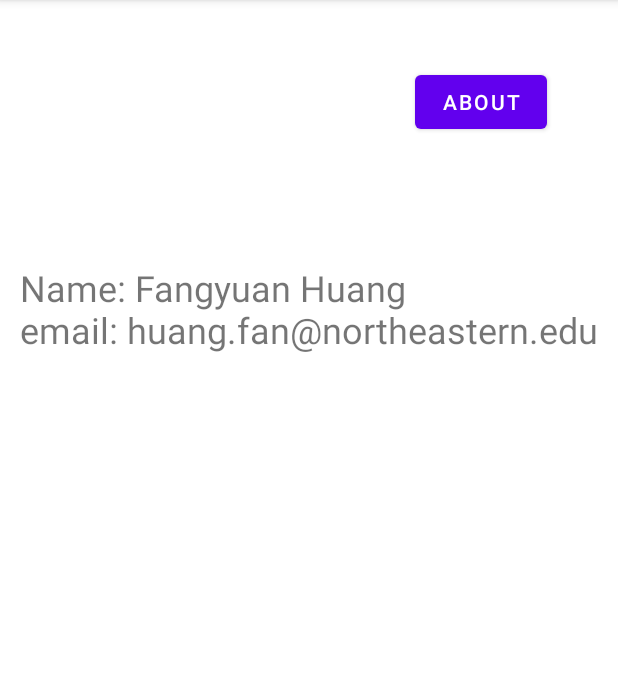
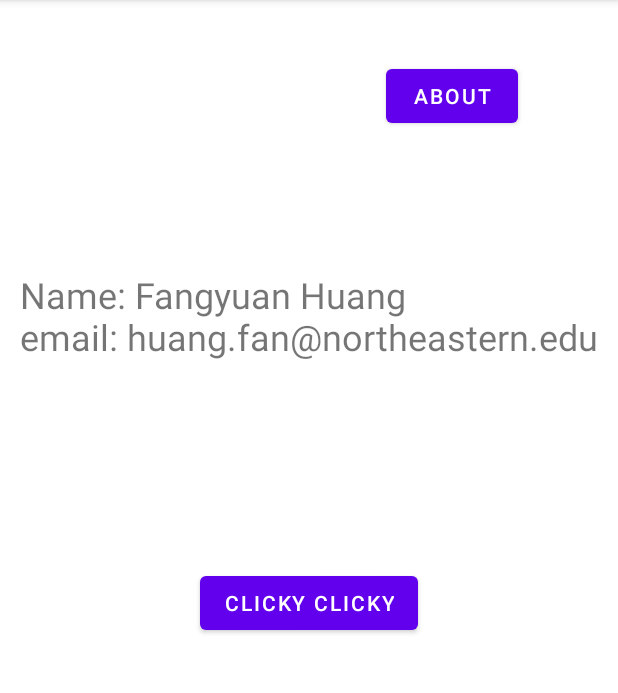
Before and after one commit to tobyatgithub/cs5520MobileAppDesign, an Android app: the screen it shows after launch (MainActivity), after a tap on "ABOUT", on a phone screen of 412 x 824 dp, the part 84-777 px from its top. Run offline under Robolectric (Android 15) with nearby library versions, the light colour scheme and no system bars.

Commit message:
assignment 2 completed, clicky clicky six buttons.

```diff
--- a/NUMAD2021Spring-FangyuanHuang/app/src/main/res/layout/activity_main.xml
+++ b/NUMAD2021Spring-FangyuanHuang/app/src/main/res/layout/activity_main.xml
@@ -4,33 +4,41 @@
     xmlns:tools="http://schemas.android.com/tools"
     android:layout_width="match_parent"
     android:layout_height="match_parent"
-    android:onClick="convertCurrency"
     tools:context=".MainActivity">
 
     <TextView
         android:id="@+id/textView"
         android:layout_width="wrap_content"
         android:layout_height="wrap_content"
-        android:layout_marginTop="52dp"
+        android:layout_marginTop="180dp"
         android:text="Hello World!"
         android:textSize="24sp"
-        app:layout_constraintBottom_toBottomOf="parent"
         app:layout_constraintEnd_toEndOf="parent"
-        app:layout_constraintHorizontal_bias="0.498"
         app:layout_constraintStart_toStartOf="parent"
-        app:layout_constraintTop_toBottomOf="@+id/about_button"
-        app:layout_constraintVertical_bias="0.056" />
+        app:layout_constraintTop_toTopOf="parent" />
 
     <Button
         android:id="@+id/about_button"
         android:layout_width="wrap_content"
         android:layout_height="wrap_content"
-        android:layout_marginTop="44dp"
+        android:layout_marginTop="40dp"
         android:onClick="showAbout"
         android:text="@string/about_string"
         app:layout_constraintEnd_toEndOf="parent"
-        app:layout_constraintHorizontal_bias="0.854"
+        app:layout_constraintHorizontal_bias="0.795"
         app:layout_constraintStart_toStartOf="parent"
         app:layout_constraintTop_toTopOf="parent" />
 
+    <Button
+        android:id="@+id/button"
+        android:layout_width="wrap_content"
+        android:layout_height="wrap_content"
+        android:text="Clicky Clicky"
+        android:onClick="goToClickyActivity"
+        app:layout_constraintBottom_toBottomOf="parent"
+        app:layout_constraintEnd_toEndOf="parent"
+        app:layout_constraintStart_toStartOf="parent"
+        app:layout_constraintTop_toTopOf="parent"
+        app:layout_constraintVertical_bias="0.525" />
+
 </androidx.constraintlayout.widget.ConstraintLayout>
```
Also changed, not shown: NUMAD2021Spring-FangyuanHuang/app/src/main/AndroidManifest.xml (+8 -0 lines), NUMAD2021Spring-FangyuanHuang/app/src/main/java/edu/neu/madcourse/numad2021spring_fangyuanhuang/Clicky.java (added, +46 -0 lines), NUMAD2021Spring-FangyuanHuang/app/src/main/java/edu/neu/madcourse/numad2021spring_fangyuanhuang/MainActivity.java (+5 -14 lines), NUMAD2021Spring-FangyuanHuang/app/src/main/res/layout/activity_clicky.xml (added, +85 -0 lines).
